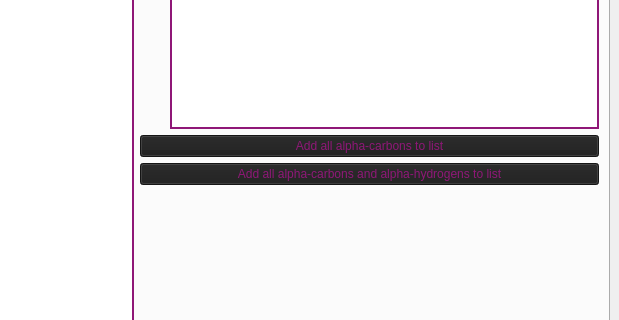
Above: UIs/SetupWindowOrca.ui from chemREACT/REACT before the change; both pictures show x 186 to 805 and y 167 to 487 of the 805 by 806 pixel window. Below: the same form after it.
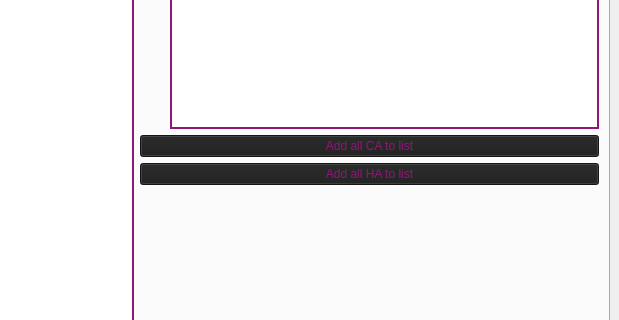
That is the form after the change. The open tabs and pages were chosen to show the change. Icons and pictures are not drawn.

Commit message: added autofreeze buttons

Diff of the .ui file:
```diff
--- a/UIs/SetupWindowOrca.ui
+++ b/UIs/SetupWindowOrca.ui
@@ -1773,14 +1773,14 @@
         <item row="2" column="1">
          <widget class="QPushButton" name="pushButton_add_carbons_freeze">
           <property name="text">
-           <string>Add all alpha-carbons to list</string>
+           <string>Add all CA to list</string>
           </property>
          </widget>
         </item>
         <item row="3" column="1">
          <widget class="QPushButton" name="pushButton_add_carbons_hydrogens_freeze">
           <property name="text">
-           <string>Add all alpha-carbons and alpha-hydrogens to list</string>
+           <string>Add all HA to list</string>
           </property>
          </widget>
         </item>
```
Left out of the diff: 2 changed lines with no effect on the pictures. The commit also changes 3 other files.
